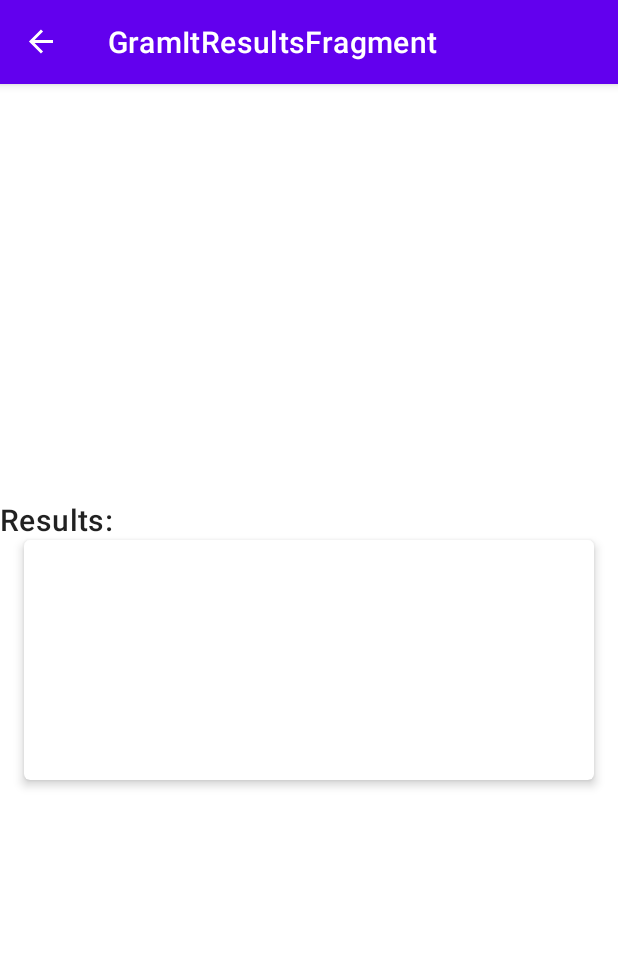
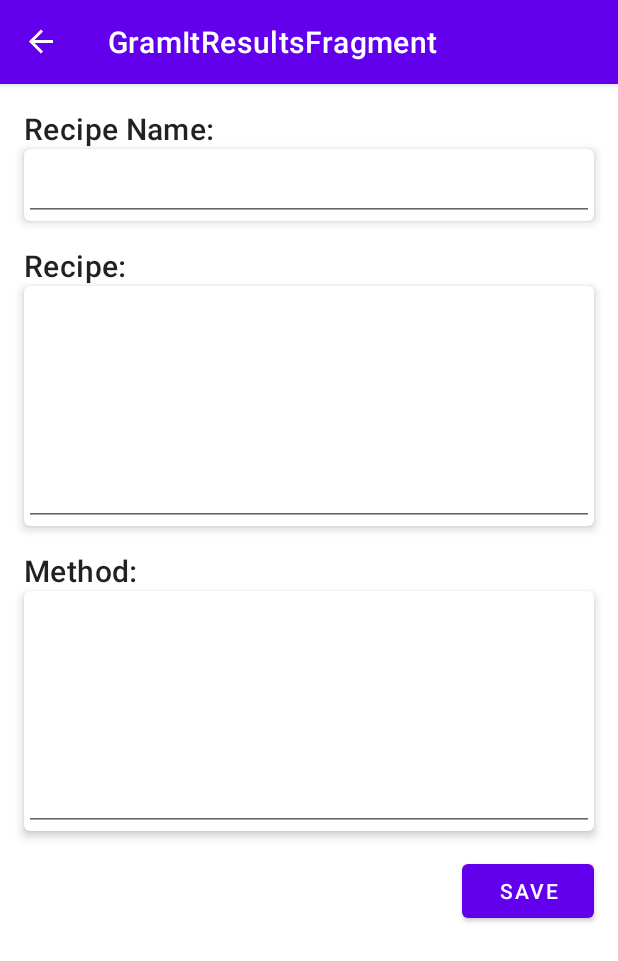
Before and after one commit to wrhenders/android-kitchen-converter, an Android app: the GramItResultsFragment screen opened through its navigation route, on a phone screen of 412 x 824 dp. Shown: the top 961 px of the screen. Run offline under Robolectric (Android 15) with nearby library versions, the phone set to English and light mode, and no system bars; our stand-ins replace navigation-ui.

Commit message:
updated gramit results fragment

```diff
--- a/app/src/main/java/com/kitchen/recipeconverter/ui/gramit/GramItAdapter.kt
+++ b/app/src/main/java/com/kitchen/recipeconverter/ui/gramit/GramItAdapter.kt
@@ -8,7 +8,6 @@ import android.view.View
 import android.view.ViewGroup
 import android.widget.ArrayAdapter
 import android.widget.AutoCompleteTextView
-import androidx.core.widget.doAfterTextChanged
 import androidx.recyclerview.widget.RecyclerView
 import com.google.android.material.textfield.TextInputEditText
 import com.google.android.material.textfield.TextInputLayout
@@ -48,7 +47,7 @@ class GramItAdapter(private val itemsList: List<GramItItem>,
         holder.ingredientText.validator = IngredientValidator()
 
         // Set the fields to correct current state
-        holder.quantityText.setText(itemsList[position].quantity.toString())
+        holder.quantityText.setText(itemsList[position].quantity)
         holder.unitText.setText(itemsList[position].unit)
         holder.ingredientText.setText(itemsList[position].ingredient)
 
--- a/app/src/main/java/com/kitchen/recipeconverter/ui/gramit/GramItResultsFragment.kt
+++ b/app/src/main/java/com/kitchen/recipeconverter/ui/gramit/GramItResultsFragment.kt
@@ -5,6 +5,7 @@ import androidx.fragment.app.Fragment
 import android.view.LayoutInflater
 import android.view.View
 import android.view.ViewGroup
+import android.widget.EditText
 import android.widget.TextView
 import androidx.fragment.app.activityViewModels
 import com.kitchen.recipeconverter.R
@@ -24,7 +25,7 @@ class GramItResultsFragment : Fragment() {
     override fun onViewCreated(view: View, savedInstanceState: Bundle?) {
         super.onViewCreated(view, savedInstanceState)
         val resultString = viewModel.makeReturnString()
-        val resultText = view.findViewById<TextView>(R.id.results_text)
-        resultText.text = resultString
+        val resultText = view.findViewById<EditText>(R.id.recipe_text)
+        resultText.setText(resultString)
     }
 }
--- a/app/src/main/res/layout/fragment_gram_it_results.xml
+++ b/app/src/main/res/layout/fragment_gram_it_results.xml
@@ -1,5 +1,5 @@
 <?xml version="1.0" encoding="utf-8"?>
-<androidx.constraintlayout.widget.ConstraintLayout
+<ScrollView
     xmlns:android="http://schemas.android.com/apk/res/android"
     xmlns:tools="http://schemas.android.com/tools"
     xmlns:app="http://schemas.android.com/apk/res-auto"
@@ -7,28 +7,95 @@
     android:layout_height="match_parent"
     tools:context=".ui.gramit.GramItResultsFragment">
 
+    <androidx.constraintlayout.widget.ConstraintLayout
+        android:layout_width="match_parent"
+        android:layout_height="match_parent">
+
         <TextView
+            android:id="@+id/title_label"
             android:layout_width="match_parent"
             android:layout_height="wrap_content"
             android:textAppearance="?attr/textAppearanceHeadline6"
-        android:text="Results:"
-        app:layout_constraintBottom_toTopOf="@id/card_view"/>
+            android:layout_margin="16dp"
+            android:text="Recipe Name:"
+            app:layout_constraintTop_toTopOf="parent"/>
 
         <androidx.cardview.widget.CardView
-        android:id="@+id/card_view"
+            android:id="@+id/title_card_view"
+            android:layout_width="match_parent"
+            android:layout_height="wrap_content"
+            android:layout_marginHorizontal="16dp"
+            app:cardCornerRadius="4dp"
+            app:cardElevation="4dp"
+            app:layout_constraintTop_toBottomOf="@id/title_label">
+
+            <EditText
+                android:id="@+id/title_text"
+                android:layout_width="match_parent"
+                android:layout_height="match_parent"
+                android:textAppearance="?attr/textAppearanceHeadline6"
+                android:inputType="text"/>
+        </androidx.cardview.widget.CardView>
+
+        <TextView
+            android:id="@+id/results_label"
+            android:layout_width="match_parent"
+            android:layout_height="wrap_content"
+            android:textAppearance="?attr/textAppearanceHeadline6"
+            android:text="Recipe:"
+            android:layout_margin="16dp"
+            app:layout_constraintTop_toBottomOf="@id/title_card_view" />
+
+        <androidx.cardview.widget.CardView
+            android:id="@+id/recipe_card_view"
             android:layout_width="match_parent"
             android:layout_height="160dp"
-        android:layout_margin="16dp"
+            android:layout_marginHorizontal="16dp"
             app:cardCornerRadius="4dp"
             app:cardElevation="4dp"
-        app:layout_constraintTop_toTopOf="parent"
-        app:layout_constraintBottom_toBottomOf="parent">
+            app:layout_constraintTop_toBottomOf="@id/results_label">
+
+            <EditText
+                android:id="@+id/recipe_text"
+                android:layout_width="match_parent"
+                android:layout_height="match_parent"
+                android:textAppearance="?attr/textAppearanceHeadline6"
+                android:inputType="textMultiLine"/>
+        </androidx.cardview.widget.CardView>
 
         <TextView
-            android:id="@+id/results_text"
+            android:id="@+id/method_label"
+            android:layout_width="match_parent"
+            android:layout_height="wrap_content"
+            android:textAppearance="?attr/textAppearanceHeadline6"
+            android:text="Method:"
+            android:layout_margin="16dp"
+            app:layout_constraintTop_toBottomOf="@id/recipe_card_view" />
+
+        <androidx.cardview.widget.CardView
+            android:id="@+id/method_card_view"
+            android:layout_width="match_parent"
+            android:layout_height="160dp"
+            android:layout_marginHorizontal="16dp"
+            app:cardCornerRadius="4dp"
+            app:cardElevation="4dp"
+            app:layout_constraintTop_toBottomOf="@id/method_label">
+
+            <EditText
+                android:id="@+id/method_text"
                 android:layout_width="match_parent"
                 android:layout_height="match_parent"
-            android:textAppearance="?attr/textAppearanceHeadline6"/>
+                android:textAppearance="?attr/textAppearanceHeadline6"
+                android:inputType="textMultiLine"/>
         </androidx.cardview.widget.CardView>
 
+        <Button
+            android:layout_width="wrap_content"
+            android:layout_height="wrap_content"
+            android:layout_margin="16dp"
+            android:text="Save"
+            app:layout_constraintTop_toBottomOf="@id/method_card_view"
+            app:layout_constraintEnd_toEndOf="parent" />
+
     </androidx.constraintlayout.widget.ConstraintLayout>
+</ScrollView>
```
Lines whose indentation alone changed are shown as unchanged.
